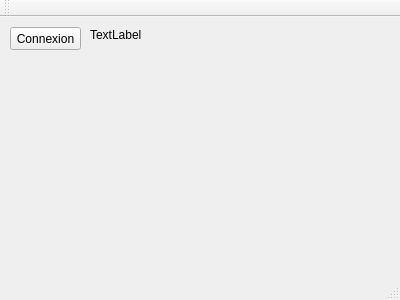
This is Desktop App/qt/client/client/mainwindow.ui in Ace4teaM/Arduino-Project as Qt 5 draws it before an edit. The edited form follows.
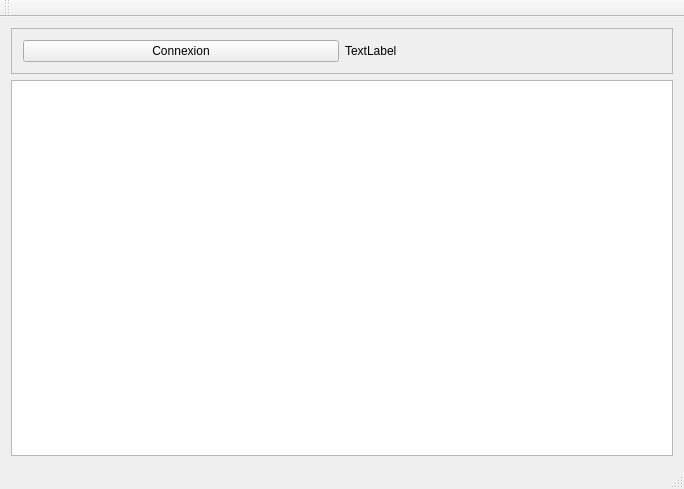
This is the edited form.

```diff
--- a/Desktop App/qt/client/client/mainwindow.ui
+++ b/Desktop App/qt/client/client/mainwindow.ui
@@ -6,40 +6,45 @@
    <rect>
     <x>0</x>
     <y>0</y>
-    <width>400</width>
-    <height>300</height>
+    <width>684</width>
+    <height>489</height>
    </rect>
   </property>
   <property name="windowTitle">
    <string>Arduino Administrator</string>
   </property>
   <widget class="QWidget" name="centralWidget">
-   <widget class="QLabel" name="label_connection_status">
-    <property name="geometry">
-     <rect>
-      <x>90</x>
-      <y>10</y>
-      <width>301</width>
-      <height>16</height>
-     </rect>
-    </property>
-    <property name="text">
-     <string>TextLabel</string>
-    </property>
-   </widget>
-   <widget class="QPushButton" name="pushButton_connect">
-    <property name="geometry">
-     <rect>
-      <x>10</x>
-      <y>10</y>
-      <width>71</width>
-      <height>23</height>
-     </rect>
-    </property>
-    <property name="text">
-     <string>Connexion</string>
-    </property>
-   </widget>
+   <layout class="QVBoxLayout" name="verticalLayout_2">
+    <item>
+     <widget class="QFrame" name="frame">
+      <property name="frameShape">
+       <enum>QFrame::StyledPanel</enum>
+      </property>
+      <property name="frameShadow">
+       <enum>QFrame::Raised</enum>
+      </property>
+      <layout class="QGridLayout" name="gridLayout">
+       <item row="0" column="0">
+        <widget class="QPushButton" name="pushButton_connect">
+         <property name="text">
+          <string>Connexion</string>
+         </property>
+        </widget>
+       </item>
+       <item row="0" column="1">
+        <widget class="QLabel" name="label_connection_status">
+         <property name="text">
+          <string>TextLabel</string>
+         </property>
+        </widget>
+       </item>
+      </layout>
+     </widget>
+    </item>
+    <item>
+     <widget class="QGraphicsView" name="graphicsView"/>
+    </item>
+   </layout>
   </widget>
   <widget class="QMenuBar" name="menuBar">
    <property name="geometry">
@@ -51,7 +56,11 @@
     </rect>
    </property>
   </widget>
-  <widget class="QToolBar" name="mainToolBar">
+  <widget class="QStatusBar" name="statusBar"/>
+  <widget class="QToolBar" name="toolBar">
+   <property name="windowTitle">
+    <string>toolBar</string>
+   </property>
    <attribute name="toolBarArea">
     <enum>TopToolBarArea</enum>
    </attribute>
@@ -59,7 +68,6 @@
     <bool>false</bool>
    </attribute>
   </widget>
-  <widget class="QStatusBar" name="statusBar"/>
  </widget>
  <layoutdefault spacing="6" margin="11"/>
  <resources/>
```
Left out of the diff: 2 changed lines with no effect on the pictures.
